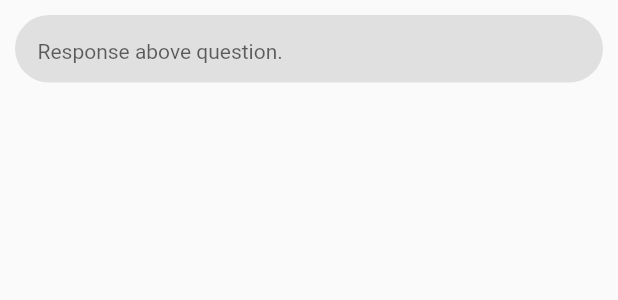
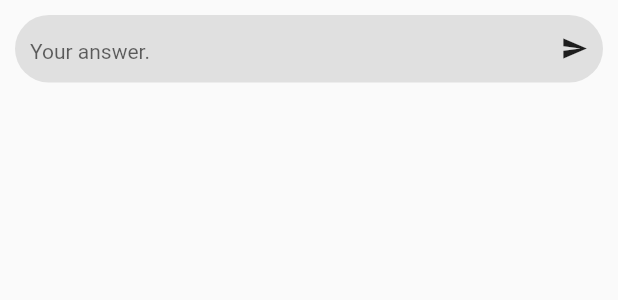
Before and after one commit to Jayden62/social, a Flutter app: the ResponseComponent widget shown alone on an empty page, opened directly, on a phone screen of 412 x 824 dp. Shown: the top 300 px of the screen. Run offline on Flutter 3.47's test engine with Material 2 defaults, Android fonts, the phone set to English and light mode, and no system bars; our stand-ins replace badges, bottom_navy_bar, carousel_slider, flutter_local_notifications, flutter_slidable, image_picker and 1 more; missing offline and left inert: configurable_expansion_tile, home_indicator; network calls fail.

Commit message:
Update code.

```diff
--- a/lsn/lib/component/ResponseComponent.dart
+++ b/lsn/lib/component/ResponseComponent.dart
@@ -2,10 +2,9 @@ import 'package:flutter/material.dart';
 import 'package:lsn/base/style/BaseStyle.dart';
 
 class ResponseComponent extends StatefulWidget {
-  final TextEditingController textEditingController;
-  final Function(String text) onChanged;
+  final Function(String text) onReply;
 
-  ResponseComponent({this.textEditingController, this.onChanged});
+  ResponseComponent({this.onReply});
 
   @override
   State<StatefulWidget> createState() {
@@ -14,22 +13,45 @@ class ResponseComponent extends StatefulWidget {
 }
 
 class ResponseComponentState extends State<ResponseComponent> {
+  var resController = TextEditingController();
+
+  @override
+  void dispose() {
+    super.dispose();
+    resController.dispose();
+  }
+
   @override
   Widget build(BuildContext context) {
     return Container(
         height: boxHeight,
         decoration: _commentDecoration,
         margin: EdgeInsets.all(margin10),
-        child: Container(
-            margin: EdgeInsets.only(left: margin15),
-            child: TextField(
-              onChanged: widget.onChanged,
-              style: TextStyle(fontSize: font14, color: blackColor),
-              controller: widget.textEditingController,
-              decoration: InputDecoration(
-                  border: InputBorder.none,
-                  hintText: 'Response above question.'),
-            )));
+        child: Row(
+          children: <Widget>[
+            Expanded(
+                child: Container(
+                    margin: EdgeInsets.only(left: margin10),
+                    child: TextField(
+                      style: TextStyle(fontSize: font14, color: blackColor),
+                      controller: resController,
+                      decoration: InputDecoration(
+                          border: InputBorder.none, hintText: 'Your answer.'),
+                    ))),
+            InkWell(
+              onTap: () {
+                widget.onReply(resController.text);
+              },
+              child: Container(
+                margin: EdgeInsets.only(right: margin10),
+                child: Icon(
+                  Icons.send,
+                  size: size18,
+                ),
+              ),
+            ),
+          ],
+        ));
   }
 }
 
--- a/lsn/lib/modules/parent/question/QuestionScreen.dart
+++ b/lsn/lib/modules/parent/question/QuestionScreen.dart
@@ -3,7 +3,6 @@ import 'package:flutter/material.dart';
 import 'package:lsn/base/screen/BaseScreen.dart';
 import 'package:lsn/base/style/BaseStyle.dart';
 import 'package:lsn/component/InputSearchComponent.dart';
-import 'package:lsn/component/ProfileComponent.dart';
 import 'package:lsn/items/FilterItem.dart';
 import 'package:lsn/items/QuestionItem.dart';
 
@@ -87,9 +86,7 @@ class QuestionScreen extends BaseScreen {
     return Expanded(
       child: ListView(
         children: <Widget>[
-
           QuestionItem(),
-
         ],
       ),
     );
```
Also changed, not shown: lsn/lib/items/QuestionItem.dart (+7 -1 lines).
